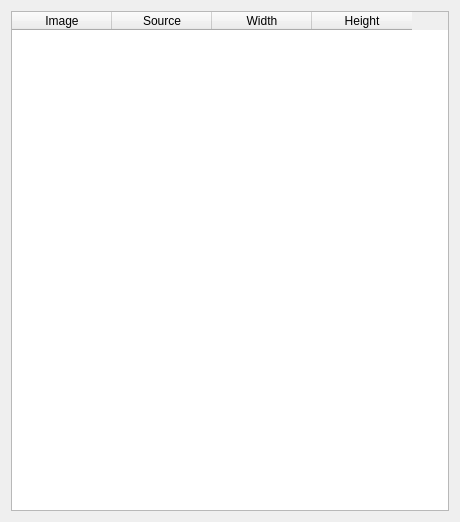
Old version of the form vigir_ocs_image_manager/src/ui/image_manager_widget.ui in the repository team-vigir/vigir_ocs_common.
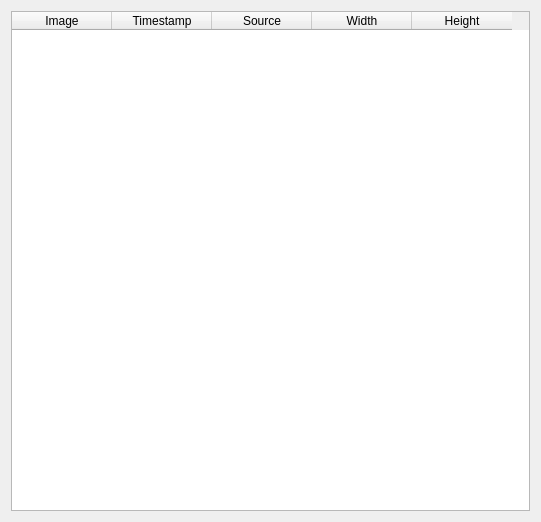
New version of the form.

Commit message: - many changes and fixes to the image display and widget - removing unused space from the UI

Diff of the .ui file:
```diff
--- a/vigir_ocs_image_manager/src/ui/image_manager_widget.ui
+++ b/vigir_ocs_image_manager/src/ui/image_manager_widget.ui
@@ -6,7 +6,7 @@
    <rect>
     <x>0</x>
     <y>0</y>
-    <width>460</width>
+    <width>541</width>
     <height>522</height>
    </rect>
   </property>
@@ -30,6 +30,11 @@
           <string>Image</string>
          </property>
         </column>
+        <column>
+         <property name="text">
+          <string>Timestamp</string>
+         </property>
+        </column>
         <column>
          <property name="text">
           <string>Source</string>
```
The commit also changes 13 other files.
